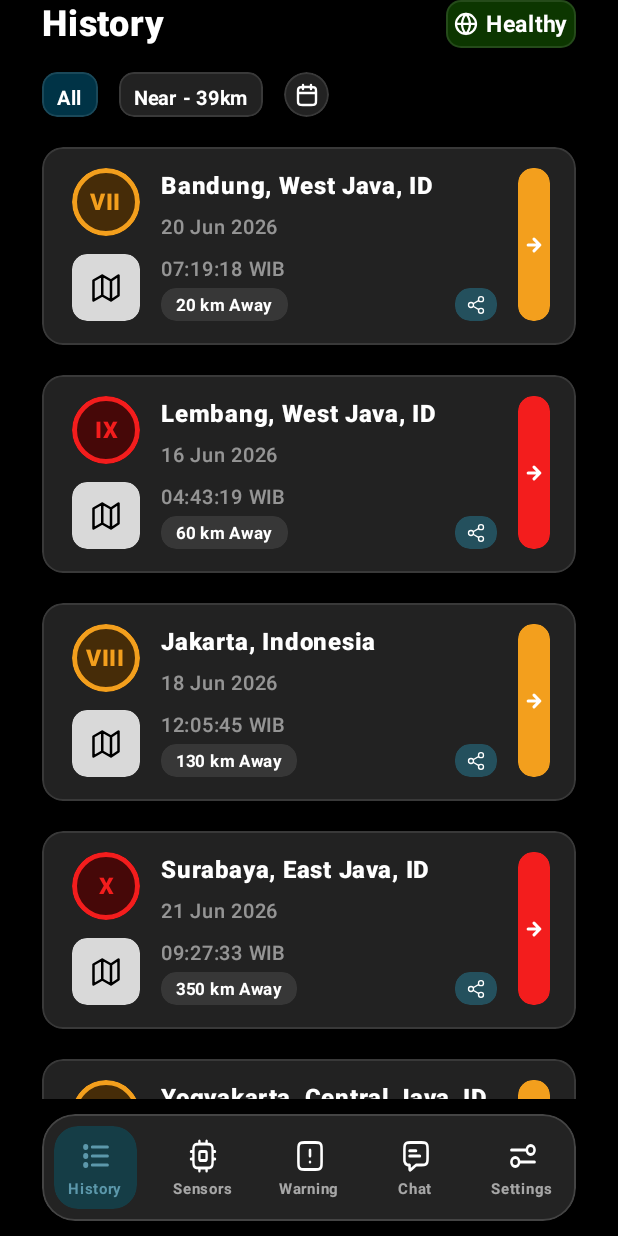
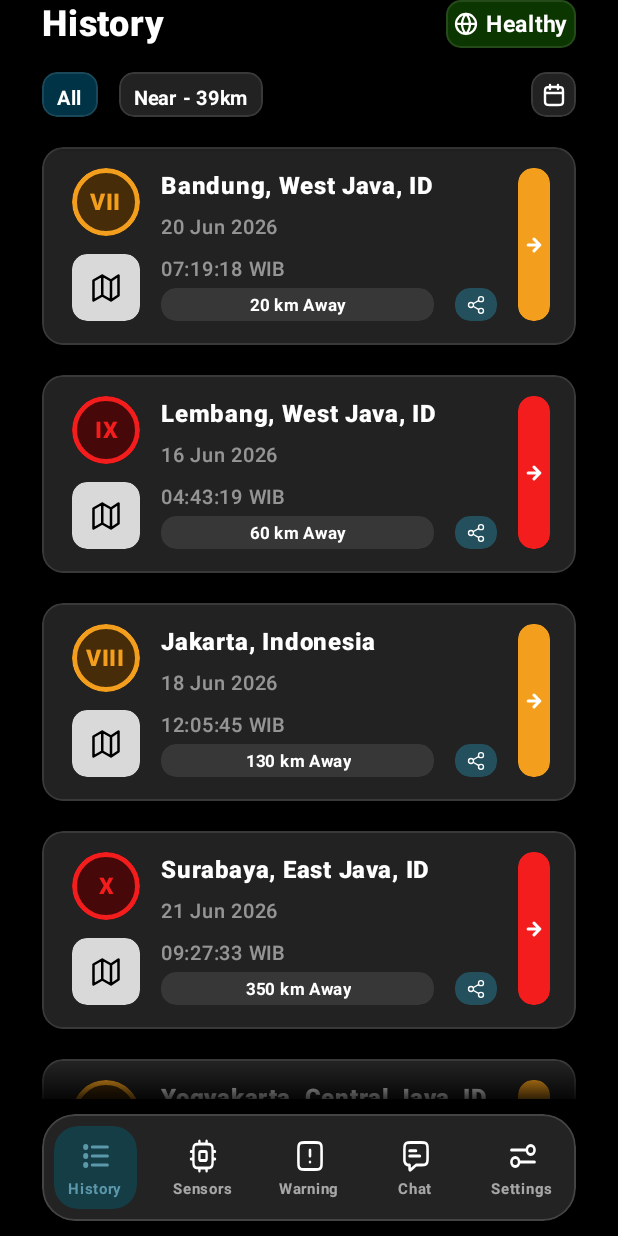
Before and after one commit to banana-pixel/QuakeAlert-App, an Android app built with Jetpack Compose: the screen it shows after launch (MainActivity), on a phone screen of 412 x 824 dp. Run offline under Robolectric (Android 15) with nearby library versions, the light colour scheme and no system bars; 8 statements that could not run were skipped.

Commit message:
style(history): refine list boundaries, calendar button alignment, and distance pill width

```diff
--- a/app/src/main/java/id/web/quakealert/ui/history/HistoryScreen.kt
+++ b/app/src/main/java/id/web/quakealert/ui/history/HistoryScreen.kt
@@ -4,15 +4,20 @@ import androidx.compose.foundation.layout.Arrangement
 import androidx.compose.foundation.layout.Column
 import androidx.compose.foundation.layout.PaddingValues
 import androidx.compose.foundation.layout.fillMaxSize
+import androidx.compose.foundation.layout.fillMaxWidth
 import androidx.compose.foundation.layout.padding
 import androidx.compose.foundation.lazy.LazyColumn
 import androidx.compose.foundation.lazy.items
 import androidx.compose.runtime.Composable
+import androidx.compose.runtime.collectAsState
+import androidx.compose.runtime.getValue
 import androidx.compose.ui.Modifier
+
+import androidx.compose.ui.draw.drawWithContent
+import androidx.compose.ui.graphics.Brush
+import androidx.compose.ui.graphics.Color
 import androidx.compose.ui.tooling.preview.Preview
 import androidx.lifecycle.viewmodel.compose.viewModel
-import androidx.compose.runtime.getValue
-import androidx.compose.runtime.collectAsState
 
 import id.web.quakealert.ui.theme.Dimens
 import id.web.quakealert.ui.theme.QuakeAlertTheme
@@ -39,9 +44,14 @@ fun HistoryRoute(
 }
 
 /**
- * Stateless History screen (Figma node 1:701). Renders the header, filter row
- * and a scrolling list of [QuakeHistoryCard]s. All state and events are hoisted
- * to the caller ([HistoryRoute] / [HistoryViewModel]).
+ * Stateless History screen (Figma node 1:701). Structure, top → bottom:
+ *  1. A static header [Column] pinned to the top: [QuakeTopBar] + [QuakeFilterRow].
+ *  2. A weighted [LazyColumn] filling the remaining space between the filter row
+ *     and the bottom navigation bar. Its bounds carry a soft vertical fading
+ *     edge so cards dissolve in/out as they enter/leave the scroll area.
+ *
+ * All state and events are hoisted to the caller ([HistoryRoute] /
+ * [HistoryViewModel]).
  */
 @Composable
 fun HistoryScreen(
@@ -57,6 +67,7 @@ fun HistoryScreen(
             .fillMaxSize()
             .padding(horizontal = Dimens.ScreenHorizontalPadding)
     ) {
+        // --- Static header ---------------------------------------------------
         QuakeTopBar(isHealthy = uiState.isHealthy)
 
         QuakeFilterRow(
@@ -67,8 +78,12 @@ fun HistoryScreen(
             modifier = Modifier.padding(top = Dimens.HeaderSectionGap)
         )
 
+        // --- Scrolling list, bounded by the filter row and the bottom nav ---
         LazyColumn(
-            modifier = Modifier.fillMaxSize(),
+            modifier = Modifier
+                .weight(1f)
+                .fillMaxWidth()
+                .fadingEdges(),
             contentPadding = PaddingValues(vertical = Dimens.CardListVerticalPadding),
             verticalArrangement = Arrangement.spacedBy(Dimens.CardListSpacing)
         ) {
@@ -81,6 +96,36 @@ fun HistoryScreen(
             }
         }
     }
+}
+
+/**
+ * Draws a soft vertical fade at the top and bottom of the list so cards blend
+ * in/out of the scroll bounds. Uses a black→transparent→transparent→black
+ * vertical gradient rendered over the content with a source-in blend, keeping
+ * the effect independent of the underlying card colours.
+ */
+private fun Modifier.fadingEdges(): Modifier = this.drawWithContent {
+    drawContent()
+
+    val fadeHeight = Dimens.ListFadeHeight.toPx()
+
+    // Top fade: opaque black at the very top → transparent below.
+    drawRect(
+        brush = Brush.verticalGradient(
+            colors = listOf(Color.Black.copy(alpha = 0.8f), Color.Transparent),
+            startY = 0f,
+            endY = fadeHeight
+        )
+    )
+
+    // Bottom fade: transparent → opaque black at the very bottom.
+    drawRect(
+        brush = Brush.verticalGradient(
+            colors = listOf(Color.Transparent, Color.Black.copy(alpha = 0.8f)),
+            startY = size.height - fadeHeight,
+            endY = size.height
+        )
+    )
 }
 
 @Preview(showBackground = true, backgroundColor = 0xFF000000)
--- a/app/src/main/java/id/web/quakealert/ui/history/QuakeFilterRow.kt
+++ b/app/src/main/java/id/web/quakealert/ui/history/QuakeFilterRow.kt
@@ -6,12 +6,13 @@ import androidx.compose.foundation.clickable
 import androidx.compose.foundation.layout.Arrangement
 import androidx.compose.foundation.layout.Box
 import androidx.compose.foundation.layout.Row
+import androidx.compose.foundation.layout.Spacer
 import androidx.compose.foundation.layout.fillMaxWidth
 import androidx.compose.foundation.layout.height
 import androidx.compose.foundation.layout.padding
 import androidx.compose.foundation.layout.size
-import androidx.compose.foundation.shape.CircleShape
 import androidx.compose.foundation.shape.RoundedCornerShape
+
 import androidx.compose.material3.Icon
 import androidx.compose.material3.Text
 import androidx.compose.runtime.Composable
@@ -63,9 +64,11 @@ fun QuakeFilterRow(
             selected = selectedFilter == HistoryFilter.NEAR,
             onClick = { onFilterSelected(HistoryFilter.NEAR) }
         )
+        Spacer(modifier = Modifier.weight(1f))
         CalendarButton(onClick = onCalendarClicked)
     }
 }
+
 
 /** Stadium/pill toggle used for the "All" and "Near" filters. */
 @Composable
@@ -99,22 +102,28 @@ private fun FilterPill(
     }
 }
 
-/** Circular calendar icon button that opens a date-range picker. */
+/**
+ * Rounded-square (squircle) calendar icon button that opens a date-range
+ * picker. Uses the same height, corner radius and border token as the filter
+ * pills so it aligns flush with them (Figma node 1:701).
+ */
 @Composable
 private fun CalendarButton(
     onClick: () -> Unit,
     modifier: Modifier = Modifier
 ) {
+    val shape = RoundedCornerShape(Dimens.RadiusSmall)
     Box(
         modifier = modifier
             .size(Dimens.FilterPillHeight)
-            .clip(CircleShape)
-            .background(FilterInactiveFill, CircleShape)
-            .border(Dimens.BorderThin, CardBorder, CircleShape)
+            .clip(shape)
+            .background(FilterInactiveFill, shape)
+            .border(Dimens.BorderThin, CardBorder, shape)
             .clickable(onClick = onClick)
             .padding(Dimens.CalendarButtonPadding),
         contentAlignment = Alignment.Center
     ) {
+
         Icon(
             painter = painterResource(id = R.drawable.ic_calendar),
             contentDescription = "Filter by date",
--- a/app/src/main/java/id/web/quakealert/ui/history/QuakeHistoryCard.kt
+++ b/app/src/main/java/id/web/quakealert/ui/history/QuakeHistoryCard.kt
@@ -7,8 +7,8 @@ import androidx.compose.foundation.layout.Arrangement
 import androidx.compose.foundation.layout.Box
 import androidx.compose.foundation.layout.Column
 import androidx.compose.foundation.layout.Row
-import androidx.compose.foundation.layout.Spacer
 import androidx.compose.foundation.layout.fillMaxHeight
+
 import androidx.compose.foundation.layout.fillMaxWidth
 import androidx.compose.foundation.layout.height
 import androidx.compose.foundation.layout.padding
@@ -25,7 +25,9 @@ import androidx.compose.ui.draw.clip
 import androidx.compose.ui.graphics.Color
 import androidx.compose.ui.res.painterResource
 import androidx.compose.ui.text.font.FontWeight
+import androidx.compose.ui.text.style.TextAlign
 import androidx.compose.ui.text.style.TextOverflow
+
 import androidx.compose.ui.unit.dp
 import androidx.compose.ui.unit.sp
 import id.web.quakealert.R
@@ -179,10 +181,13 @@ private fun DetailsColumn(
             horizontalArrangement = Arrangement.spacedBy(Dimens.DetailFooterGap),
             verticalAlignment = Alignment.CenterVertically
         ) {
-            DistanceBadge(label = item.distanceLabel)
-            Spacer(modifier = Modifier.weight(1f))
+            DistanceBadge(
+                label = item.distanceLabel,
+                modifier = Modifier.weight(1f)
+            )
             ShareButton(onClick = onShareClicked)
         }
+
     }
 }
 
@@ -202,10 +207,12 @@ private fun DistanceBadge(label: String, modifier: Modifier = Modifier) {
             color = TextPrimary,
             fontFamily = NunitoFontFamily,
             fontWeight = FontWeight.Bold,
-            fontSize = 11.sp
+            fontSize = 11.sp,
+            textAlign = TextAlign.Center
         )
     }
 }
+
 
 /** Small share icon button (Figma node 1:728). */
 @Composable
--- a/app/src/main/java/id/web/quakealert/ui/theme/Dimens.kt
+++ b/app/src/main/java/id/web/quakealert/ui/theme/Dimens.kt
@@ -33,6 +33,9 @@ object Dimens {
     val CardListSpacing = 20.dp
     /** Top/bottom padding around the scrolling card list (Figma padding 20 0). */
     val CardListVerticalPadding = 20.dp
+    /** Height of the soft fade drawn at the top/bottom edges of the list. */
+    val ListFadeHeight = 24.dp
+
 
     // --- History card -------------------------------------------------------
     val CardHeight = 132.dp
```
